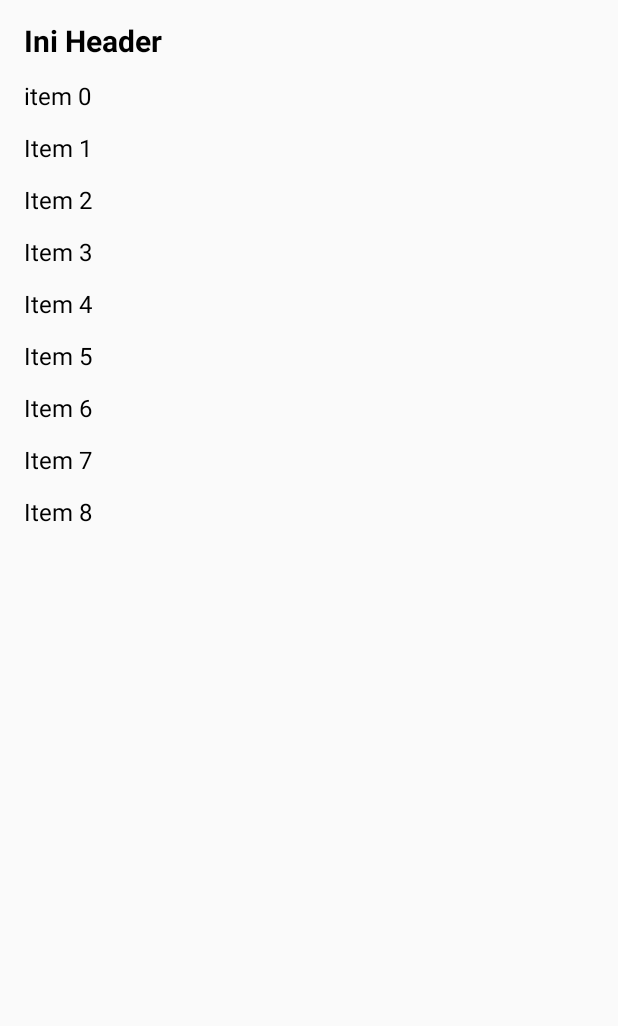
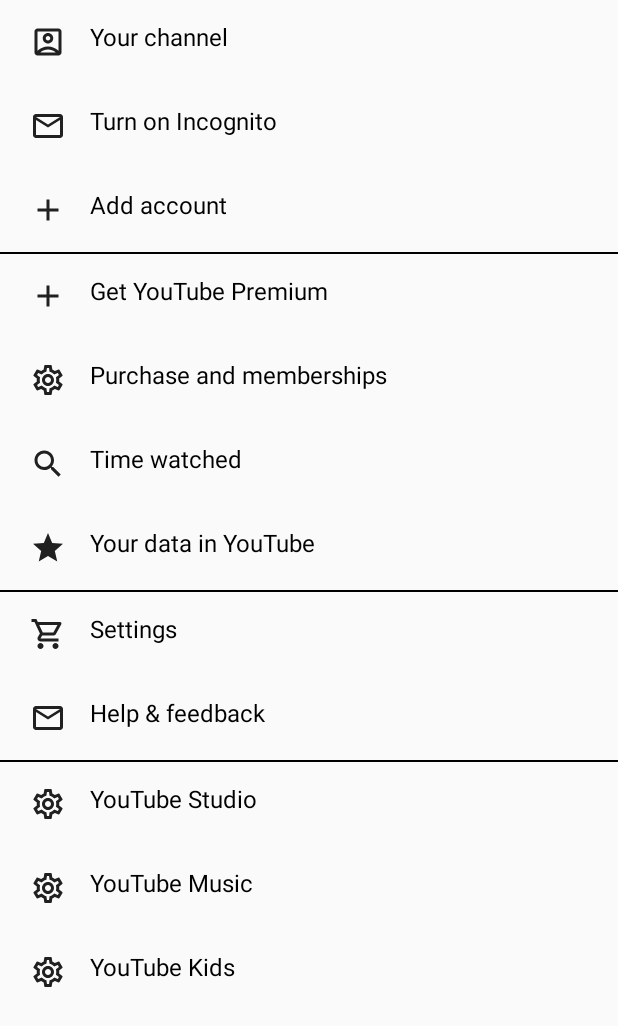
Before and after one commit to immimu/ngompos, an Android app built with Jetpack Compose: the screen it shows after launch (LazyColumnActivity), on a phone screen of 412 x 824 dp. Shown: the top 1026 px of the screen. Run offline under Robolectric (Android 15) with nearby library versions, the phone set to English and light mode, and no system bars.

Commit message:
Add icons extention

```diff
--- a/app/build.gradle
+++ b/app/build.gradle
@@ -5,12 +5,12 @@ plugins {
 
 android {
   namespace 'com.mimuslabs.ngompos'
-  compileSdk 32
+  compileSdk 33
 
   defaultConfig {
     applicationId "com.mimuslabs.ngompos"
     minSdk 21
-    targetSdk 32
+    targetSdk 33
     versionCode 1
     versionName "1.0"
 
@@ -54,10 +54,8 @@ dependencies {
   implementation "androidx.compose.ui:ui:$compose_ui_version"
   implementation "androidx.compose.ui:ui-tooling-preview:$compose_ui_version"
   implementation 'androidx.compose.material:material:1.1.1'
+  runtimeOnly 'androidx.compose.material:material-icons-extended:1.3.1'
   testImplementation 'junit:junit:4.13.2'
   androidTestImplementation 'androidx.test.ext:junit:1.1.3'
   androidTestImplementation 'androidx.test.espresso:espresso-core:3.5.0'
-  androidTestImplementation "androidx.compose.ui:ui-test-junit4:$compose_ui_version"
-  debugImplementation "androidx.compose.ui:ui-tooling:$compose_ui_version"
-  debugImplementation "androidx.compose.ui:ui-test-manifest:$compose_ui_version"
 }
--- a/app/src/main/java/com/mimuslabs/ngompos/LazyColumnActivity.kt
+++ b/app/src/main/java/com/mimuslabs/ngompos/LazyColumnActivity.kt
@@ -3,17 +3,29 @@ package com.mimuslabs.ngompos
 import android.os.Bundle
 import androidx.activity.ComponentActivity
 import androidx.activity.compose.setContent
+import androidx.compose.foundation.layout.Row
 import androidx.compose.foundation.layout.fillMaxWidth
 import androidx.compose.foundation.layout.padding
 import androidx.compose.foundation.lazy.LazyColumn
-import androidx.compose.foundation.lazy.items
+import androidx.compose.foundation.lazy.itemsIndexed
+import androidx.compose.material.Divider
+import androidx.compose.material.Icon
 import androidx.compose.material.Text
+import androidx.compose.material.icons.Icons
+import androidx.compose.material.icons.outlined.AccountBox
+import androidx.compose.material.icons.outlined.Add
+import androidx.compose.material.icons.outlined.Email
+import androidx.compose.material.icons.outlined.Search
+import androidx.compose.material.icons.outlined.Settings
+import androidx.compose.material.icons.outlined.ShoppingCart
+import androidx.compose.material.icons.outlined.Star
 import androidx.compose.runtime.Composable
 import androidx.compose.ui.Modifier
-import androidx.compose.ui.text.font.FontWeight
+import androidx.compose.ui.graphics.Color
 import androidx.compose.ui.tooling.preview.Preview
 import androidx.compose.ui.unit.dp
 import androidx.compose.ui.unit.sp
+import com.mimuslabs.ngompos.entity.SettingMenu
 import com.mimuslabs.ngompos.ui.theme.NgomposTheme
 
 class LazyColumnActivity : ComponentActivity() {
@@ -21,41 +33,37 @@ class LazyColumnActivity : ComponentActivity() {
     super.onCreate(savedInstanceState)
     setContent {
       NgomposTheme {
+        ContentCompose()
       }
-      ContentCompose()
     }
   }
 }
 
 @Composable
 fun ContentCompose() {
-  val data = listOf("Item 1", "Item 2", "Item 3", "Item 4", "Item 5", "Item 6", "Item 7", "Item 8")
+  val data = listOf(
+    SettingMenu(Icons.Outlined.AccountBox, "Your channel"),
+    SettingMenu(Icons.Outlined.Email, "Turn on Incognito"),
+    SettingMenu(Icons.Outlined.Add, "Add account"),
+    SettingMenu(Icons.Outlined.Add, "Get YouTube Premium"),
+    SettingMenu(Icons.Outlined.Settings, "Purchase and memberships"),
+    SettingMenu(Icons.Outlined.Search, "Time watched"),
+    SettingMenu(Icons.Outlined.Star, "Your data in YouTube"),
+    SettingMenu(Icons.Outlined.ShoppingCart, "Settings"),
+    SettingMenu(Icons.Outlined.Email, "Help & feedback"),
+    SettingMenu(Icons.Outlined.Settings, "YouTube Studio"),
+    SettingMenu(Icons.Outlined.Settings, "YouTube Music"),
+    SettingMenu(Icons.Outlined.Settings, "YouTube Kids")
+  )
 
   LazyColumn {
-    item {
-      Text(
-        text = "Ini Header",
-        modifier = Modifier
-          .fillMaxWidth()
-          .padding(16.dp),
-        fontSize = 20.sp,
-        fontWeight = FontWeight.Bold
-      )
-    }
-    item {
-      Text(
-        text = "item 0", modifier = Modifier
-          .fillMaxWidth()
-          .padding(start = 16.dp, end = 16.dp, bottom = 16.dp), fontSize = 16.sp
-      )
-    }
 
-    items(data) { item ->
-      Text(
-        text = item, modifier = Modifier
-          .fillMaxWidth()
-          .padding(start = 16.dp, end = 16.dp, bottom = 16.dp), fontSize = 16.sp
-      )
+    itemsIndexed(data) { index, item ->
+      SettingItem(modifier = Modifier.padding(start = 20.dp, end = 20.dp), settingMenu = item)
+
+      if (index == 2 || index == 6 || index == 8) {
+        Divider(modifier = Modifier.fillMaxWidth(), thickness = 1.dp, color = Color.Black)
+      }
     }
   }
 }
@@ -63,5 +71,26 @@ fun ContentCompose() {
 @Preview(showBackground = true, widthDp = 320)
 @Composable
 fun PrevContentCompose() {
+  /*SettingItem(
+    modifier = Modifier.padding(start = 20.dp, end = 20.dp),
+    settingMenu = SettingMenu(Icons.Default.Star, "Your channel")
+  )*/
   ContentCompose()
 }
+
+@Composable
+fun SettingItem(modifier: Modifier = Modifier, settingMenu: SettingMenu) {
+  Row(modifier = modifier.fillMaxWidth()) {
+    Icon(
+      imageVector = settingMenu.imageVector,
+      contentDescription = "Click button setting",
+      modifier = Modifier.padding(end = 16.dp, top = 16.dp, bottom = 16.dp)
+    )
+    Text(
+      text = settingMenu.title, color = Color.Black, fontSize = 16.sp,
+      modifier = Modifier
+        .fillMaxWidth()
+        .padding(top = 16.dp, bottom = 16.dp)
+    )
+  }
+}
```
